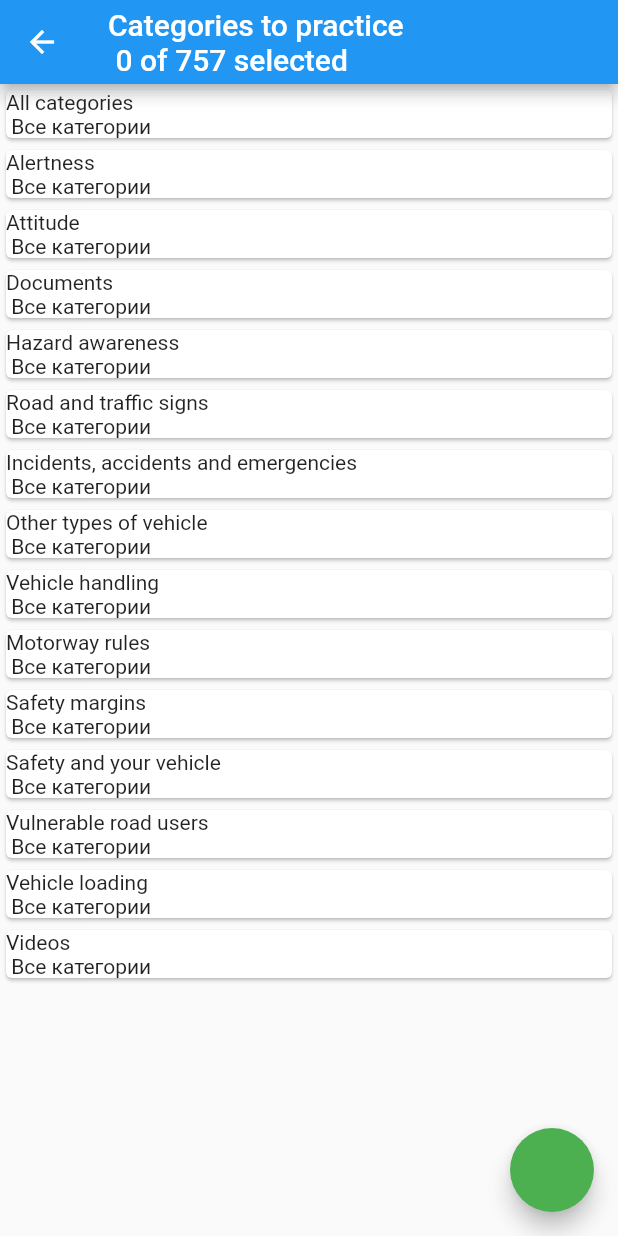
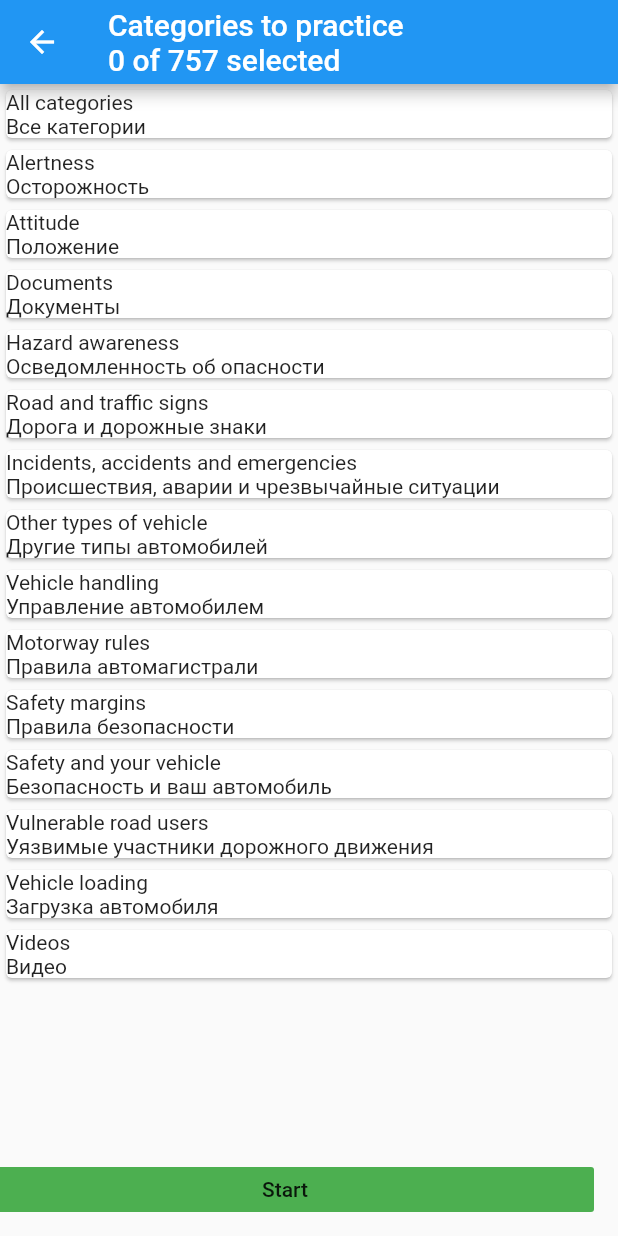
Before and after one commit to Impulseone/DrivingTheoryTest, a Flutter app: the CategoriesToPracticeScreen screen opened directly, on a phone screen of 412 x 824 dp. Run offline on Flutter 3.47's test engine with Material 2 defaults, Android fonts, the phone set to English and light mode, and no system bars; our stand-ins replace rxdart.

Commit message:
questions list view upd

```diff
--- a/dirving_theory_test/lib/view/categories_to_practice_screen.dart
+++ b/dirving_theory_test/lib/view/categories_to_practice_screen.dart
@@ -1,3 +1,5 @@
+import 'package:dirving_theory_test/bloc/questionBloc.dart';
+import 'package:dirving_theory_test/view/question_screen.dart';
 import 'package:dirving_theory_test/view/settings_page.dart';
 import 'package:flutter/material.dart';
 
@@ -9,69 +11,77 @@ class CategoriesToPracticeScreen extends StatefulWidget {
 
 class _CategoriesToPracticeScreenState
     extends State<CategoriesToPracticeScreen> {
+  QuestionBloc questionBloc = QuestionBloc();
   @override
   Widget build(BuildContext context) {
     return Scaffold(
         appBar: AppBar(
-        title: Text("Categories to practice \n 0 of 757 selected"),
+          title: Text("Categories to practice \n0 of 757 selected"),
         ),
         body: ListView(
           children: [
             Card(
-            child: Text("All categories \n Все категории"),
+              child: Text("All categories\nВсе категории"),
             ),
             Card(
-            child: Text("Alertness \n Все категории"),
+              child: Text("Alertness\nОсторожность"),
             ),
             Card(
-            child: Text("Attitude \n Все категории"),
+              child: Text("Attitude \nПоложение"),
             ),
             Card(
-            child: Text("Documents \n Все категории"),
+              child: Text("Documents \nДокументы"),
             ),
             Card(
-            child: Text("Hazard awareness \n Все категории"),
+              child: Text("Hazard awareness\nОсведомленность об опасности"),
             ),
             Card(
-            child: Text("Road and traffic signs \n Все категории"),
+              child: Text("Road and traffic signs \nДорога и дорожные знаки"),
             ),
             Card(
-            child:
-                Text("Incidents, accidents and emergencies \n Все категории"),
+              child: Text(
+                  "Incidents, accidents and emergencies \nПроисшествия, аварии и чрезвычайные ситуации"),
             ),
             Card(
-            child: Text("Other types of vehicle \n Все категории"),
+              child: Text("Other types of vehicle \nДругие типы автомобилей"),
             ),
             Card(
-            child: Text("Vehicle handling \n Все категории"),
+              child: Text("Vehicle handling \nУправление автомобилем"),
             ),
             Card(
-            child: Text("Motorway rules \n Все категории"),
+              child: Text("Motorway rules \nПравила автомагистрали"),
             ),
             Card(
-            child: Text("Safety margins \n Все категории"),
+              child: Text("Safety margins \nПравила безопасности"),
             ),
             Card(
-            child: Text("Safety and your vehicle \n Все категории"),
+              child: Text(
+                  "Safety and your vehicle \nБезопасность и ваш автомобиль"),
             ),
             Card(
-            child: Text("Vulnerable road users \n Все категории"),
+              child: Text(
+                  "Vulnerable road users \nУязвимые участники дорожного движения"),
             ),
             Card(
-            child: Text("Vehicle loading \n Все категории"),
+              child: Text("Vehicle loading \nЗагрузка автомобиля"),
             ),
             Card(
-            child: Text("Videos \n Все категории"),
+              child: Text("Videos \nВидео"),
             ),
           ],
         ),
-      floatingActionButton: FloatingActionButton(
+        floatingActionButton: Container(
+            width: 600,
+            height: 30.0,
+            child: new RaisedButton(
+              elevation: 0.0,
+              color: Colors.green,
+              child: Text("Start"),
               onPressed: () {
-          Navigator.of(context)
-              .push(MaterialPageRoute(builder: (context) => SettingsPage()));
+                questionBloc.readQuestionsFromFile();
+                Navigator.of(context).push(
+                    MaterialPageRoute(builder: (context) => QuestionScreen(questionBloc)));
               },
-        backgroundColor: Colors.green,
-      ),
-    );
+            )));
   }
 }
--- a/dirving_theory_test/lib/view/warning_screen.dart
+++ b/dirving_theory_test/lib/view/warning_screen.dart
@@ -16,8 +16,8 @@ class WarningScreen extends StatelessWidget {
               child: Text("Don't show again"),
               color: Colors.green,
               onPressed: () {
-                Navigator.of(context).push(
-                    MaterialPageRoute(builder: (context) => QuestionScreen()));
+                // Navigator.of(context).push(
+                //     MaterialPageRoute(builder: (context) => QuestionScreen()));
               })
         ],
       ),
```
Also changed, not shown: dirving_theory_test/assets/questions.json (+156 -13 lines), dirving_theory_test/lib/main.dart (+14 -25 lines), dirving_theory_test/lib/view/question_screen.dart (+38 -9 lines), dirving_theory_test/lib/view/theory_test_page.dart (+76 -11 lines), 3 other files. Lines whose indentation alone changed are shown as unchanged.
